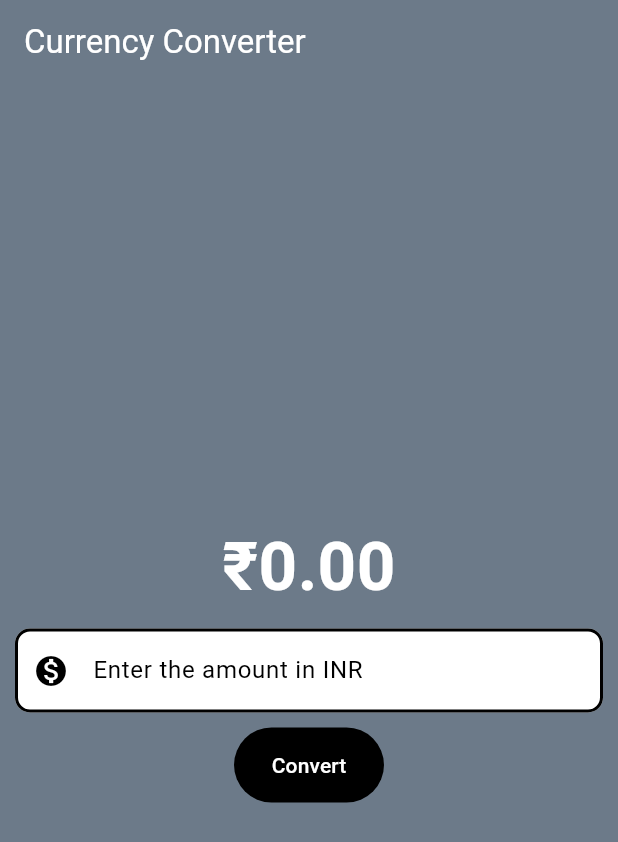
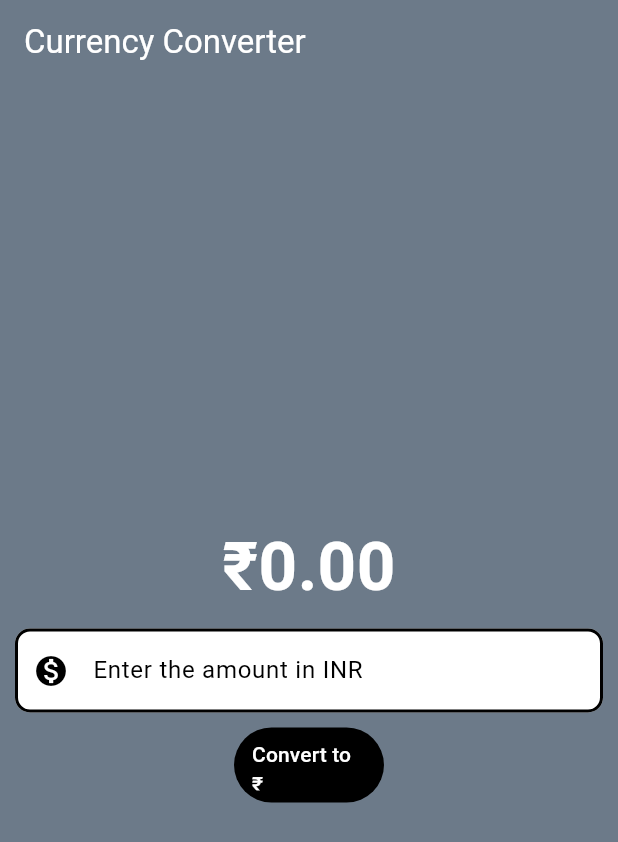
Before and after one commit to CutePuppetHub/converter_app_flutter, a Flutter app: the screen it shows after launch, on a phone screen of 412 x 824 dp. Shown: the top 842 px of the screen. Run offline on Flutter 3.47's test engine with Material 3 defaults, Android fonts, the phone set to English and light mode, and no system bars.

Commit message:
changed the button text

```diff
--- a/lib/currency_converter_app.dart
+++ b/lib/currency_converter_app.dart
@@ -75,7 +75,7 @@ class _ConverterAPPState extends State<ConverterAPP> {
                 fixedSize: Size(100, 50),
               ),
 
-              child: Text("Convert"),
+              child: Text("Convert to ₹"),
             ),
           ],
         ),
```
